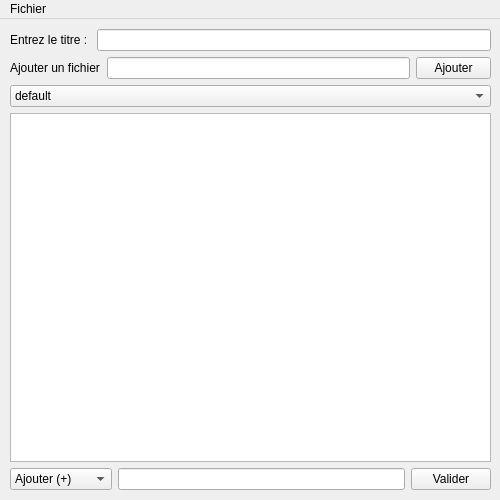
Dr4kiel/ChangelogMaker, file mainwindow.ui: the form before one commit.
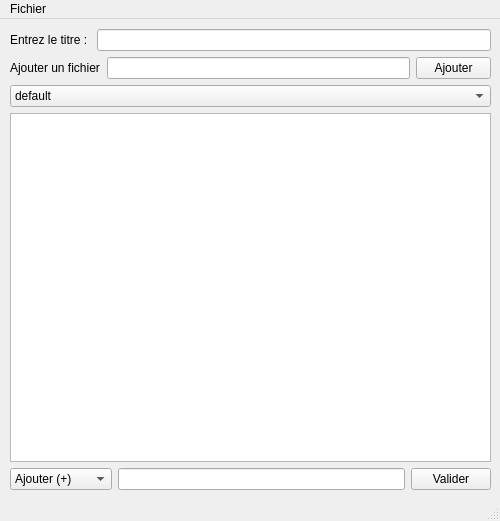
The form after the commit.

Commit message:
Ajout de la progress bar
Ajout d'une barre de statut avec une barre de progression (peu visible lorsqu'il y a peu de choses à enregistrer

```diff
--- a/mainwindow.ui
+++ b/mainwindow.ui
@@ -7,7 +7,7 @@
     <x>0</x>
     <y>0</y>
     <width>500</width>
-    <height>500</height>
+    <height>521</height>
    </rect>
   </property>
   <property name="windowTitle">
@@ -152,6 +152,11 @@
    </widget>
    <addaction name="menuFichier"/>
   </widget>
+  <widget class="QStatusBar" name="statusBar">
+   <property name="acceptDrops">
+    <bool>true</bool>
+   </property>
+  </widget>
   <action name="actionEnregistrer_au_format_TXT">
    <property name="text">
     <string>Enregistrer au format TXT</string>
```
The commit also changes 2 other files.
